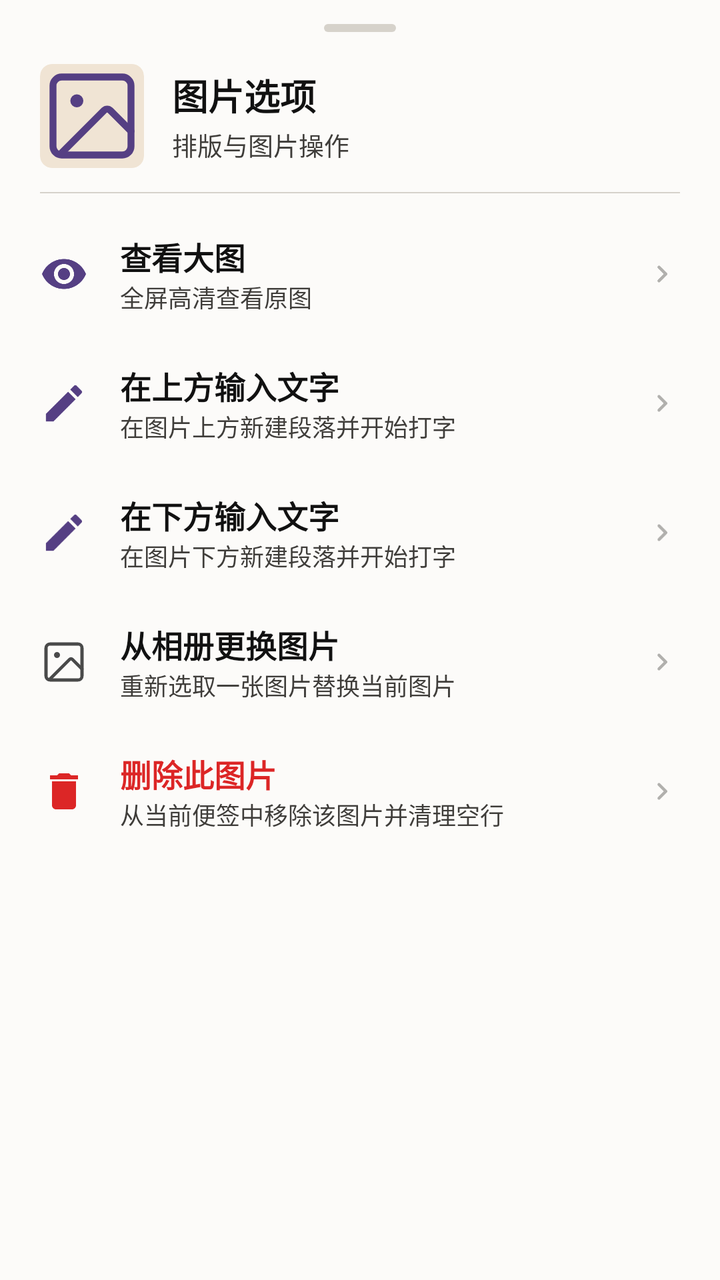
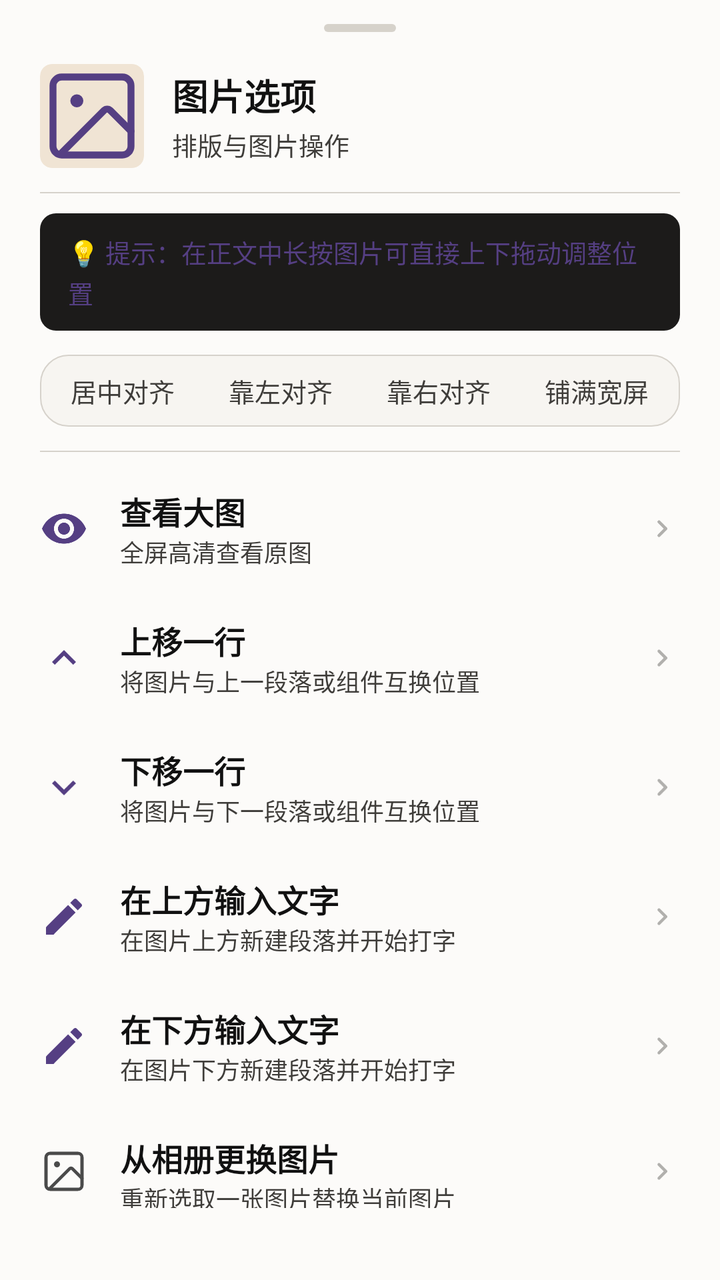

An Android layout rendered at two revisions. The XML below is the earlier revision; the diff shows what the commit changed to produce the second picture.
<!-- AndroidManifest.xml: application theme Theme.HtmlNotes -->
<!-- res/layout/sheet_image_action.xml -->
<?xml version="1.0" encoding="utf-8"?>
<LinearLayout xmlns:android="http://schemas.android.com/apk/res/android"
    xmlns:app="http://schemas.android.com/apk/res-auto"
    android:layout_width="match_parent"
    android:layout_height="wrap_content"
    android:orientation="vertical"
    android:paddingTop="12dp"
    android:paddingBottom="24dp">

    
    <View
        android:layout_width="36dp"
        android:layout_height="4dp"
        android:layout_gravity="center_horizontal"
        android:background="@drawable/bg_handle" />

    
    <LinearLayout
        android:layout_width="match_parent"
        android:layout_height="wrap_content"
        android:gravity="center_vertical"
        android:orientation="horizontal"
        android:paddingHorizontal="20dp"
        android:paddingTop="16dp"
        android:paddingBottom="12dp">

        <ImageView
            android:id="@+id/imgThumb"
            android:layout_width="52dp"
            android:layout_height="52dp"
            android:background="@drawable/bg_pinned_badge"
            android:clipToOutline="true"
            android:scaleType="centerCrop"
            android:src="@drawable/ic_coloros_image"
            app:tint="?attr/colorPrimary" />

        <LinearLayout
            android:layout_width="0dp"
            android:layout_height="wrap_content"
            android:layout_marginStart="14dp"
            android:layout_weight="1"
            android:orientation="vertical">

            <TextView
                android:layout_width="wrap_content"
                android:layout_height="wrap_content"
                android:text="@string/image_action_title"
                android:textColor="?attr/colorOnSurface"
                android:textSize="18sp"
                android:textStyle="bold" />

            <TextView
                android:layout_width="wrap_content"
                android:layout_height="wrap_content"
                android:layout_marginTop="2dp"
                android:text="@string/image_action_subtitle"
                android:textColor="?attr/colorOnSurfaceVariant"
                android:textSize="12.5sp" />
        </LinearLayout>
    </LinearLayout>

    <View
        android:layout_width="match_parent"
        android:layout_height="0.6dp"
        android:layout_marginHorizontal="20dp"
        android:layout_marginBottom="8dp"
        android:background="?attr/colorOutlineVariant" />

    
    <LinearLayout
        android:id="@+id/itemActionViewFull"
        android:layout_width="match_parent"
        android:layout_height="wrap_content"
        android:background="?attr/selectableItemBackground"
        android:clickable="true"
        android:focusable="true"
        android:gravity="center_vertical"
        android:orientation="horizontal"
        android:paddingHorizontal="20dp"
        android:paddingVertical="12dp">

        <ImageView
            android:layout_width="24dp"
            android:layout_height="24dp"
            android:src="@drawable/ic_preview"
            app:tint="?attr/colorPrimary" />

        <LinearLayout
            android:layout_width="0dp"
            android:layout_height="wrap_content"
            android:layout_marginStart="16dp"
            android:layout_weight="1"
            android:orientation="vertical">

            <TextView
                android:layout_width="wrap_content"
                android:layout_height="wrap_content"
                android:text="@string/image_action_view_full"
                android:textColor="?attr/colorOnSurface"
                android:textSize="15.5sp"
                android:textStyle="bold" />

            <TextView
                android:layout_width="wrap_content"
                android:layout_height="wrap_content"
                android:text="@string/image_action_view_full_desc"
                android:textColor="?attr/colorOnSurfaceVariant"
                android:textSize="12sp" />
        </LinearLayout>

        <ImageView
            android:layout_width="18dp"
            android:layout_height="18dp"
            android:alpha="0.4"
            android:src="@drawable/ic_chevron_right"
            app:tint="?attr/colorOnSurfaceVariant" />
    </LinearLayout>

    
    <LinearLayout
        android:id="@+id/itemActionInsertAbove"
        android:layout_width="match_parent"
        android:layout_height="wrap_content"
        android:background="?attr/selectableItemBackground"
        android:clickable="true"
        android:focusable="true"
        android:gravity="center_vertical"
        android:orientation="horizontal"
        android:paddingHorizontal="20dp"
        android:paddingVertical="12dp">

        <ImageView
            android:layout_width="24dp"
            android:layout_height="24dp"
            android:src="@drawable/ic_edit"
            app:tint="?attr/colorPrimary" />

        <LinearLayout
            android:layout_width="0dp"
            android:layout_height="wrap_content"
            android:layout_marginStart="16dp"
            android:layout_weight="1"
            android:orientation="vertical">

            <TextView
                android:layout_width="wrap_content"
                android:layout_height="wrap_content"
                android:text="@string/image_action_insert_above"
                android:textColor="?attr/colorOnSurface"
                android:textSize="15.5sp"
                android:textStyle="bold" />

            <TextView
                android:layout_width="wrap_content"
                android:layout_height="wrap_content"
                android:text="@string/image_action_insert_above_desc"
                android:textColor="?attr/colorOnSurfaceVariant"
                android:textSize="12sp" />
        </LinearLayout>

        <ImageView
            android:layout_width="18dp"
            android:layout_height="18dp"
            android:alpha="0.4"
            android:src="@drawable/ic_chevron_right"
            app:tint="?attr/colorOnSurfaceVariant" />
    </LinearLayout>

    
    <LinearLayout
        android:id="@+id/itemActionInsertBelow"
        android:layout_width="match_parent"
        android:layout_height="wrap_content"
        android:background="?attr/selectableItemBackground"
        android:clickable="true"
        android:focusable="true"
        android:gravity="center_vertical"
        android:orientation="horizontal"
        android:paddingHorizontal="20dp"
        android:paddingVertical="12dp">

        <ImageView
            android:layout_width="24dp"
            android:layout_height="24dp"
            android:src="@drawable/ic_edit"
            app:tint="?attr/colorPrimary" />

        <LinearLayout
            android:layout_width="0dp"
            android:layout_height="wrap_content"
            android:layout_marginStart="16dp"
            android:layout_weight="1"
            android:orientation="vertical">

            <TextView
                android:layout_width="wrap_content"
                android:layout_height="wrap_content"
                android:text="@string/image_action_insert_below"
                android:textColor="?attr/colorOnSurface"
                android:textSize="15.5sp"
                android:textStyle="bold" />

            <TextView
                android:layout_width="wrap_content"
                android:layout_height="wrap_content"
                android:text="@string/image_action_insert_below_desc"
                android:textColor="?attr/colorOnSurfaceVariant"
                android:textSize="12sp" />
        </LinearLayout>

        <ImageView
            android:layout_width="18dp"
            android:layout_height="18dp"
            android:alpha="0.4"
            android:src="@drawable/ic_chevron_right"
            app:tint="?attr/colorOnSurfaceVariant" />
    </LinearLayout>

    
    <LinearLayout
        android:id="@+id/itemActionReplace"
        android:layout_width="match_parent"
        android:layout_height="wrap_content"
        android:background="?attr/selectableItemBackground"
        android:clickable="true"
        android:focusable="true"
        android:gravity="center_vertical"
        android:orientation="horizontal"
        android:paddingHorizontal="20dp"
        android:paddingVertical="12dp">

        <ImageView
            android:layout_width="24dp"
            android:layout_height="24dp"
            android:src="@drawable/ic_coloros_image"
            app:tint="?attr/colorSecondary" />

        <LinearLayout
            android:layout_width="0dp"
            android:layout_height="wrap_content"
            android:layout_marginStart="16dp"
            android:layout_weight="1"
            android:orientation="vertical">

            <TextView
                android:layout_width="wrap_content"
                android:layout_height="wrap_content"
                android:text="@string/image_action_replace"
                android:textColor="?attr/colorOnSurface"
                android:textSize="15.5sp"
                android:textStyle="bold" />

            <TextView
                android:layout_width="wrap_content"
                android:layout_height="wrap_content"
                android:text="@string/image_action_replace_desc"
                android:textColor="?attr/colorOnSurfaceVariant"
                android:textSize="12sp" />
        </LinearLayout>

        <ImageView
            android:layout_width="18dp"
            android:layout_height="18dp"
            android:alpha="0.4"
            android:src="@drawable/ic_chevron_right"
            app:tint="?attr/colorOnSurfaceVariant" />
    </LinearLayout>

    
    <LinearLayout
        android:id="@+id/itemActionDelete"
        android:layout_width="match_parent"
        android:layout_height="wrap_content"
        android:background="?attr/selectableItemBackground"
        android:clickable="true"
        android:focusable="true"
        android:gravity="center_vertical"
        android:orientation="horizontal"
        android:paddingHorizontal="20dp"
        android:paddingVertical="12dp">

        <ImageView
            android:layout_width="24dp"
            android:layout_height="24dp"
            android:src="@drawable/ic_delete"
            app:tint="?attr/colorError" />

        <LinearLayout
            android:layout_width="0dp"
            android:layout_height="wrap_content"
            android:layout_marginStart="16dp"
            android:layout_weight="1"
            android:orientation="vertical">

            <TextView
                android:layout_width="wrap_content"
                android:layout_height="wrap_content"
                android:text="@string/image_action_delete"
                android:textColor="?attr/colorError"
                android:textSize="15.5sp"
                android:textStyle="bold" />

            <TextView
                android:layout_width="wrap_content"
                android:layout_height="wrap_content"
                android:text="@string/image_action_delete_desc"
                android:textColor="?attr/colorOnSurfaceVariant"
                android:textSize="12sp" />
        </LinearLayout>

        <ImageView
            android:layout_width="18dp"
            android:layout_height="18dp"
            android:alpha="0.4"
            android:src="@drawable/ic_chevron_right"
            app:tint="?attr/colorOnSurfaceVariant" />
    </LinearLayout>

</LinearLayout>
<!-- resources referenced by this layout -->
<resources>
  <string name="image_action_delete">删除此图片</string>
  <string name="image_action_title">图片选项</string>
  <color name="md_primary">#553F83</color>
  <color name="md_on_primary">#FFFFFF</color>
  <color name="md_primary_container">#E7E0F5</color>
  <color name="md_secondary">#4A4A4A</color>
  <color name="md_on_secondary">#FFFFFF</color>
  <color name="md_surface">#FCFBF9</color>
  <color name="md_on_surface">#111111</color>
  <color name="md_surface_variant">#EDEAE4</color>
  <color name="md_outline">#73706B</color>
  <color name="md_outline_variant">#D6D2CB</color>
  <color name="md_error">#DC2626</color>
  <color name="md_tertiary">#7D6A52</color>
  <color name="md_on_tertiary">#FFFFFF</color>
  <color name="md_on_error">#FFFFFF</color>
  <color name="md_error_container">#FCE7E7</color>
  <color name="md_on_error_container">#3D0F0F</color>
  <color name="md_inverse_surface">#1C1B1A</color>
  <color name="md_inverse_on_surface">#F7F5F2</color>
  <color name="md_surface_container">#F2F0EC</color>
  <!-- unchanged entries left out for length: 28 -->
</resources>

<!-- the commit's change to res/layout/sheet_image_action.xml (unified diff, before → after) -->
@@ -68,6 +68,91 @@
 
     
     <LinearLayout
+        android:layout_width="match_parent"
+        android:layout_height="wrap_content"
+        android:layout_marginHorizontal="20dp"
+        android:layout_marginTop="2dp"
+        android:layout_marginBottom="12dp"
+        android:background="@drawable/bg_editor_tip"
+        android:gravity="center_vertical"
+        android:orientation="horizontal"
+        android:paddingHorizontal="14dp"
+        android:paddingVertical="10dp">
+
+        <TextView
+            android:layout_width="0dp"
+            android:layout_height="wrap_content"
+            android:layout_weight="1"
+            android:lineSpacingExtra="2dp"
+            android:text="@string/image_drag_hint"
+            android:textColor="?attr/colorPrimary"
+            android:textSize="12.5sp" />
+    </LinearLayout>
+
+    
+    <LinearLayout
+        android:layout_width="match_parent"
+        android:layout_height="36dp"
+        android:layout_marginHorizontal="20dp"
+        android:layout_marginBottom="12dp"
+        android:background="@drawable/bg_coloros_segment_container"
+        android:orientation="horizontal"
+        android:padding="2dp">
+
+        <TextView
+            android:id="@+id/segAlignCenter"
+            android:layout_width="0dp"
+            android:layout_height="match_parent"
+            android:layout_weight="1"
+            android:background="@drawable/bg_coloros_segment_item"
+            android:gravity="center"
+            android:text="@string/image_action_align_center"
+            android:textColor="@color/color_segment_text"
+            android:textSize="13sp" />
+
+        <TextView
+            android:id="@+id/segAlignLeft"
+            android:layout_width="0dp"
+            android:layout_height="match_parent"
+            android:layout_weight="1"
+            android:background="@drawable/bg_coloros_segment_item"
+            android:gravity="center"
+            android:text="@string/image_action_align_left"
+            android:textColor="@color/color_segment_text"
+            android:textSize="13sp" />
+
+        <TextView
+            android:id="@+id/segAlignRight"
+            android:layout_width="0dp"
+            android:layout_height="match_parent"
+            android:layout_weight="1"
+            android:background="@drawable/bg_coloros_segment_item"
+            android:gravity="center"
+            android:text="@string/image_action_align_right"
+            android:textColor="@color/color_segment_text"
+            android:textSize="13sp" />
+
+        <TextView
+            android:id="@+id/segAlignFull"
+            android:layout_width="0dp"
+            android:layout_height="match_parent"
+            android:layout_weight="1"
+            android:background="@drawable/bg_coloros_segment_item"
+            android:gravity="center"
+            android:text="@string/image_action_align_full"
+            android:textColor="@color/color_segment_text"
+            android:textSize="13sp" />
+    </LinearLayout>
+
+    <View
+        android:layout_width="match_parent"
+        android:layout_height="0.6dp"
+        android:layout_marginHorizontal="20dp"
+        android:layout_marginBottom="6dp"
+        android:background="?attr/colorOutlineVariant" />
+
+    
+    <LinearLayout
         android:id="@+id/itemActionViewFull"
         android:layout_width="match_parent"
         android:layout_height="wrap_content"
@@ -118,6 +203,106 @@
 
     
     <LinearLayout
+        android:id="@+id/itemActionMoveUp"
+        android:layout_width="match_parent"
+        android:layout_height="wrap_content"
+        android:background="?attr/selectableItemBackground"
+        android:clickable="true"
+        android:focusable="true"
+        android:gravity="center_vertical"
+        android:orientation="horizontal"
+        android:paddingHorizontal="20dp"
+        android:paddingVertical="12dp">
+
+        <ImageView
+            android:layout_width="24dp"
+            android:layout_height="24dp"
+            android:src="@drawable/ic_arrow_up"
+            app:tint="?attr/colorPrimary" />
+
+        <LinearLayout
+            android:layout_width="0dp"
+            android:layout_height="wrap_content"
+            android:layout_marginStart="16dp"
+            android:layout_weight="1"
+            android:orientation="vertical">
+
+            <TextView
+                android:layout_width="wrap_content"
+                android:layout_height="wrap_content"
+                android:text="@string/image_action_move_up"
+                android:textColor="?attr/colorOnSurface"
+                android:textSize="15.5sp"
+                android:textStyle="bold" />
+
+            <TextView
+                android:layout_width="wrap_content"
+                android:layout_height="wrap_content"
+                android:text="@string/image_action_move_up_desc"
+                android:textColor="?attr/colorOnSurfaceVariant"
+                android:textSize="12sp" />
+        </LinearLayout>
+
+        <ImageView
+            android:layout_width="18dp"
+            android:layout_height="18dp"
+            android:alpha="0.4"
+            android:src="@drawable/ic_chevron_right"
+            app:tint="?attr/colorOnSurfaceVariant" />
+    </LinearLayout>
+
+    
+    <LinearLayout
+        android:id="@+id/itemActionMoveDown"
+        android:layout_width="match_parent"
+        android:layout_height="wrap_content"
+        android:background="?attr/selectableItemBackground"
+        android:clickable="true"
+        android:focusable="true"
+        android:gravity="center_vertical"
+        android:orientation="horizontal"
+        android:paddingHorizontal="20dp"
+        android:paddingVertical="12dp">
+
+        <ImageView
+            android:layout_width="24dp"
+            android:layout_height="24dp"
+            android:src="@drawable/ic_arrow_down"
+            app:tint="?attr/colorPrimary" />
+
+        <LinearLayout
+            android:layout_width="0dp"
+            android:layout_height="wrap_content"
+            android:layout_marginStart="16dp"
+            android:layout_weight="1"
+            android:orientation="vertical">
+
+            <TextView
+                android:layout_width="wrap_content"
+                android:layout_height="wrap_content"
+                android:text="@string/image_action_move_down"
+                android:textColor="?attr/colorOnSurface"
+                android:textSize="15.5sp"
+                android:textStyle="bold" />
+
+            <TextView
+                android:layout_width="wrap_content"
+                android:layout_height="wrap_content"
+                android:text="@string/image_action_move_down_desc"
+                android:textColor="?attr/colorOnSurfaceVariant"
+                android:textSize="12sp" />
+        </LinearLayout>
+
+        <ImageView
+            android:layout_width="18dp"
+            android:layout_height="18dp"
+            android:alpha="0.4"
+            android:src="@drawable/ic_chevron_right"
+            app:tint="?attr/colorOnSurfaceVariant" />
+    </LinearLayout>
+
+    
+    <LinearLayout
         android:id="@+id/itemActionInsertAbove"
         android:layout_width="match_parent"
         android:layout_height="wrap_content"
<!-- resource entries referenced after the edit -->
@@ -1,7 +1,81 @@
 <!-- resources referenced by this layout -->
 <resources>
+  <!-- drawable bg_coloros_segment_container (drawable) -->
+  <?xml version="1.0" encoding="utf-8"?>
+  <shape xmlns:android="http://schemas.android.com/apk/res/android"
+      android:shape="rectangle">
+      <solid android:color="?attr/colorSurfaceContainerLow" />
+      <corners android:radius="14dp" />
+      <stroke
+          android:width="0.5dp"
+          android:color="?attr/colorOutlineVariant" />
+  </shape>
+  <!-- drawable bg_coloros_segment_item (drawable) -->
+  <?xml version="1.0" encoding="utf-8"?>
+  <selector xmlns:android="http://schemas.android.com/apk/res/android">
+      <item android:state_selected="true">
+          <shape android:shape="rectangle">
+              <solid android:color="?attr/colorPrimary" />
+              <corners android:radius="11dp" />
+          </shape>
+      </item>
+      <item android:state_activated="true">
+          <shape android:shape="rectangle">
+              <solid android:color="?attr/colorPrimary" />
+              <corners android:radius="11dp" />
+          </shape>
+      </item>
+      <item android:state_pressed="true">
+          <shape android:shape="rectangle">
+              <solid android:color="?attr/colorSurfaceContainerHigh" />
+              <corners android:radius="11dp" />
+          </shape>
+      </item>
+      <item>
+          <shape android:shape="rectangle">
+              <solid android:color="@android:color/transparent" />
+              <corners android:radius="11dp" />
+          </shape>
+      </item>
+  </selector>
+  <!-- drawable bg_editor_tip (drawable) -->
+  <?xml version="1.0" encoding="utf-8"?>
+  <shape xmlns:android="http://schemas.android.com/apk/res/android"
+      android:shape="rectangle">
+      <solid android:color="?attr/colorSurfaceInverse" />
+      <corners android:radius="8dp" />
+  </shape>
+  <!-- drawable ic_arrow_down (drawable) -->
+  <vector xmlns:android="http://schemas.android.com/apk/res/android"
+      android:width="24dp"
+      android:height="24dp"
+      android:viewportWidth="24"
+      android:viewportHeight="24">
+      <path
+          android:fillColor="?attr/colorPrimary"
+          android:pathData="M7.41,8.59L12,13.17l4.59,-4.58L18,10l-6,6 -6,-6z" />
+  </vector>
+  <!-- drawable ic_arrow_up (drawable) -->
+  <vector xmlns:android="http://schemas.android.com/apk/res/android"
+      android:width="24dp"
+      android:height="24dp"
+      android:viewportWidth="24"
+      android:viewportHeight="24">
+      <path
+          android:fillColor="?attr/colorPrimary"
+          android:pathData="M7.41,15.41L12,10.83l4.59,4.58L18,14l-6,-6 -6,6z" />
+  </vector>
+  <string name="image_action_align_center">居中对齐</string>
+  <string name="image_action_align_full">铺满宽屏</string>
+  <string name="image_action_align_left">靠左对齐</string>
+  <string name="image_action_align_right">靠右对齐</string>
   <string name="image_action_delete">删除此图片</string>
+  <string name="image_action_move_down">下移一行</string>
+  <string name="image_action_move_down_desc">将图片与下一段落或组件互换位置</string>
+  <string name="image_action_move_up">上移一行</string>
+  <string name="image_action_move_up_desc">将图片与上一段落或组件互换位置</string>
   <string name="image_action_title">图片选项</string>
+  <string name="image_drag_hint">💡 提示：在正文中长按图片可直接上下拖动调整位置</string>
   <color name="md_primary">#553F83</color>
   <color name="md_on_primary">#FFFFFF</color>
   <color name="md_primary_container">#E7E0F5</color>
